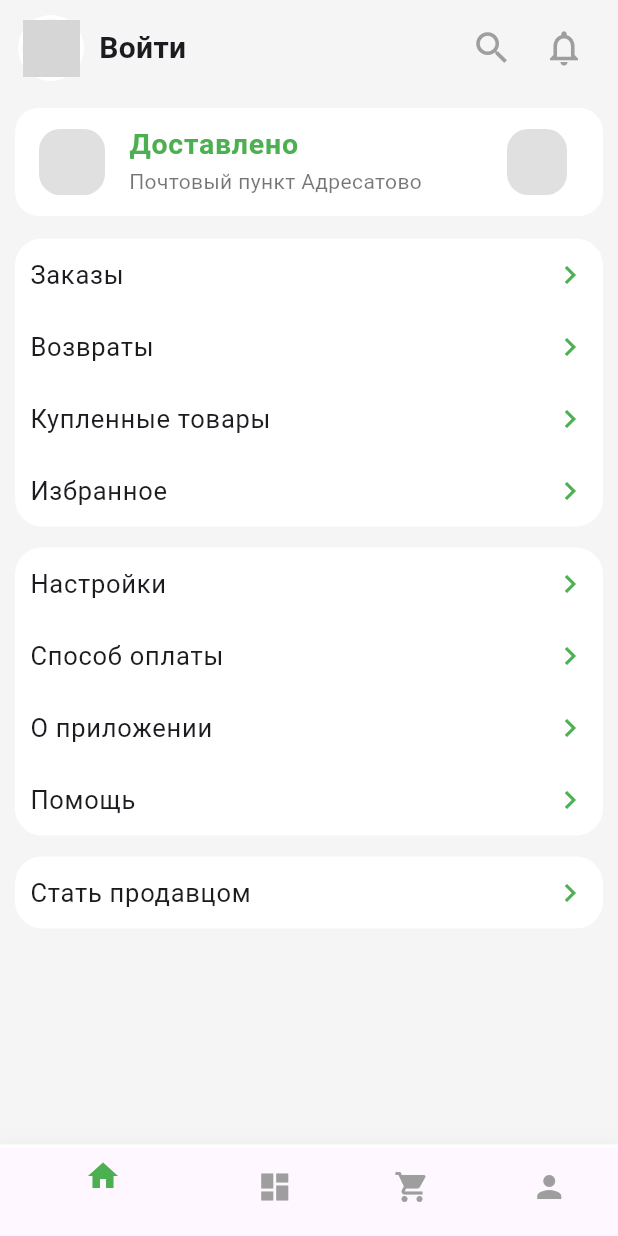
After one commit to kirillRARchik/historical_marketplace, a Flutter app: the ProfileScreen screen opened directly, on a phone screen of 412 x 824 dp. The commit adds this screen. Run offline on Flutter 3.47's test engine with Material 3 defaults, Android fonts, the phone set to English and light mode, and no system bars; network calls fail; grey boxes are pictures that could not be loaded.

Commit message:
страницы профиля и корзины

```diff
--- a/frontend/historical_marketplace/lib/screens/login_screen.dart
+++ b/frontend/historical_marketplace/lib/screens/login_screen.dart
@@ -35,7 +35,7 @@ class _LoginScreenState extends State<LoginScreen> {
         title: Text('Вход', style: TextStyle(color: Colors.green)),
         backgroundColor: Colors.white,
         elevation: 0,
-        iconTheme: IconThemeData(color: Colors.green),
+        iconTheme: IconThemeData(color: const Color.fromARGB(255, 13, 14, 13)),
       ),
       backgroundColor: Colors.white,
       body: Padding(
--- /dev/null
+++ b/frontend/historical_marketplace/lib/screens/profile_screen.dart
@@ -0,0 +1,168 @@
+import 'package:flutter/material.dart';
+
+class ProfileScreen extends StatelessWidget {
+  const ProfileScreen({super.key});
+
+  @override
+  Widget build(BuildContext context) {
+    return Scaffold(
+      backgroundColor: Colors.grey[100],
+      appBar: PreferredSize(
+        preferredSize: const Size.fromHeight(64),
+        child: SafeArea(
+          child: Padding(
+            padding: const EdgeInsets.symmetric(horizontal: 12, vertical: 8),
+            child: Row(
+              mainAxisAlignment: MainAxisAlignment.spaceBetween,
+              children: [
+                Row(
+                  children: [
+                    // Аватар
+                    CircleAvatar(
+                      radius: 22,
+                      backgroundColor: Colors.white,
+                      child: Padding(
+                        padding: const EdgeInsets.all(3.0),
+                        child: CircleAvatar(
+                          radius: 20,
+                          backgroundImage: NetworkImage('https://api.dicebear.com/7.x/bottts/svg?seed=profile'), // заглушка
+                        ),
+                      ),
+                    ),
+                    const SizedBox(width: 10),
+                    const Text(
+                      'Войти',
+                      style: TextStyle(fontWeight: FontWeight.w600, fontSize: 20),
+                    ),
+                  ],
+                ),
+                Row(
+                  children: [
+                    IconButton(
+                      icon: const Icon(Icons.search, size: 28, color: Colors.grey),
+                      onPressed: () {},
+                    ),
+                    IconButton(
+                      icon: const Icon(Icons.notifications_none, size: 28, color: Colors.grey),
+                      onPressed: () {},
+                    ),
+                  ],
+                ),
+              ],
+            ),
+          ),
+        ),
+      ),
+      body: ListView(
+        padding: const EdgeInsets.symmetric(horizontal: 10, vertical: 8),
+        children: [
+          // Доставка статус
+          Container(
+            margin: const EdgeInsets.only(bottom: 15),
+            decoration: BoxDecoration(
+              color: Colors.white,
+              borderRadius: BorderRadius.circular(16),
+            ),
+            child: ListTile(
+              leading: Container(
+                width: 44, height: 44,
+                decoration: BoxDecoration(
+                  color: Colors.grey[300],
+                  borderRadius: BorderRadius.circular(14),
+                ),
+              ),
+              title: const Text('Доставлено', style: TextStyle(color: Colors.green, fontWeight: FontWeight.w600, fontSize: 19)),
+              subtitle: const Text('Почтовый пункт Адресатово', style: TextStyle(color: Colors.black54)),
+              trailing: Container(
+                width: 40, height: 44,
+                decoration: BoxDecoration(
+                  color: Colors.grey[300],
+                  borderRadius: BorderRadius.circular(14),
+                ),
+              ),
+            ),
+          ),
+
+          // Основные секции
+          _ProfileSection([
+            _ProfileTile('Заказы', () {}),
+            _ProfileTile('Возвраты', () {}),
+            _ProfileTile('Купленные товары', () {}),
+            _ProfileTile('Избранное', () {}),
+          ]),
+
+          _ProfileSection([
+            _ProfileTile('Настройки', () {}),
+            _ProfileTile('Способ оплаты', () {}),
+            _ProfileTile('О приложении', () {}),
+            _ProfileTile('Помощь', () {}),
+          ]),
+
+          _ProfileSection([
+            _ProfileTile('Стать продавцом', () {}),
+          ]),
+          const SizedBox(height: 24),
+        ],
+      ),
+      bottomNavigationBar: Container(
+        decoration: BoxDecoration(
+          color: Colors.white,
+          boxShadow: [
+            BoxShadow(
+              color: Colors.black.withOpacity(0.03),
+              blurRadius: 10,
+              offset: const Offset(0, -2),
+            ),
+          ],
+        ),
+        padding: const EdgeInsets.only(top: 2),
+        child: BottomNavigationBar(
+          backgroundColor: Colors.white,
+          elevation: 0,
+          selectedItemColor: Colors.green,
+          unselectedItemColor: Colors.grey,
+          items: const [
+            BottomNavigationBarItem(icon: Icon(Icons.home), label: ''),
+            BottomNavigationBarItem(icon: Icon(Icons.dashboard), label: ''),
+            BottomNavigationBarItem(icon: Icon(Icons.shopping_cart), label: ''),
+            BottomNavigationBarItem(icon: Icon(Icons.person), label: ''),
+          ],
+        ),
+      ),
+    );
+  }
+}
+
+class _ProfileSection extends StatelessWidget {
+  final List<Widget> children;
+  const _ProfileSection(this.children);
+  @override
+  Widget build(BuildContext context) {
+    return Container(
+      margin: const EdgeInsets.only(bottom: 14),
+      decoration: BoxDecoration(
+        color: Colors.white,
+        borderRadius: BorderRadius.circular(18),
+      ),
+      child: Column(children: children),
+    );
+  }
+}
+
+class _ProfileTile extends StatelessWidget {
+  final String title;
+  final VoidCallback onTap;
+  const _ProfileTile(this.title, this.onTap);
+
+  @override
+  Widget build(BuildContext context) {
+    return ListTile(
+      title: Text(title, style: const TextStyle(fontSize: 17, fontWeight: FontWeight.w400)),
+      trailing: const Icon(Icons.chevron_right, color: Colors.green, size: 24),
+      onTap: onTap,
+      dense: true,
+      contentPadding: const EdgeInsets.symmetric(horizontal: 10, vertical: 0),
+      horizontalTitleGap: 2,
+    );
+  }
+}
```
Also changed, not shown: frontend/historical_marketplace/lib/screens/shopping_cart.dart (added, +155 -0 lines), 3 other files.
